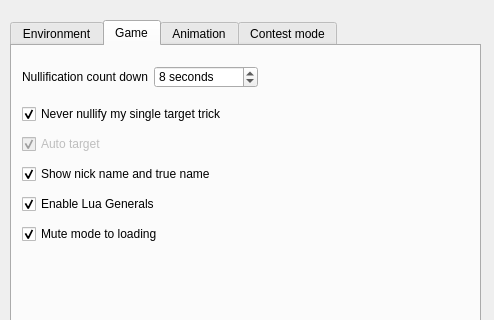
Above: src/dialog/configdialog.ui from wy19890204/Shuihusha before the change; both pictures show x 0 to 494 and y 0 to 320 of the 494 by 534 pixel window. Below: the same form after it.
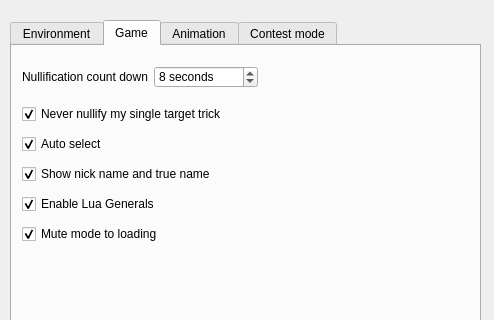
That is the form after the change. The open tabs and pages were chosen to show the change.

Diff of the .ui file:
```diff
--- a/src/dialog/configdialog.ui
+++ b/src/dialog/configdialog.ui
@@ -627,7 +627,7 @@
     </widget>
     <widget class="QCheckBox" name="autoTargetCheckBox">
      <property name="enabled">
-      <bool>false</bool>
+      <bool>true</bool>
      </property>
      <property name="geometry">
       <rect>
@@ -638,7 +638,7 @@
       </rect>
      </property>
      <property name="text">
-      <string>Auto target</string>
+      <string>Auto select</string>
      </property>
      <property name="checked">
       <bool>true</bool>
```
Left out of the diff: 2 changed lines with no effect on the pictures.
